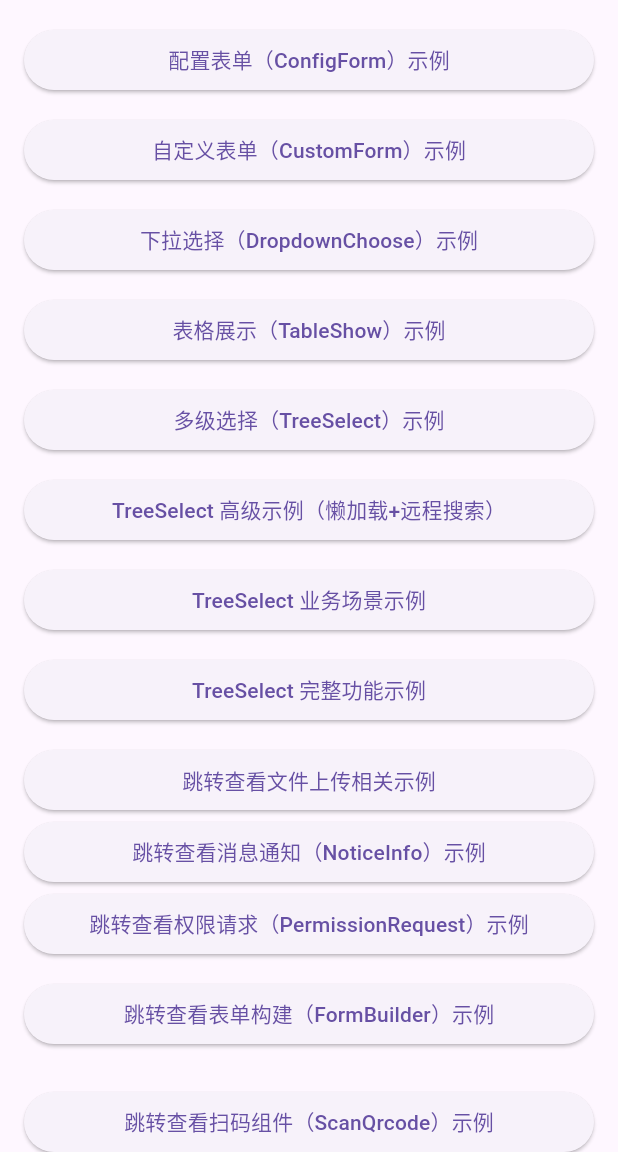
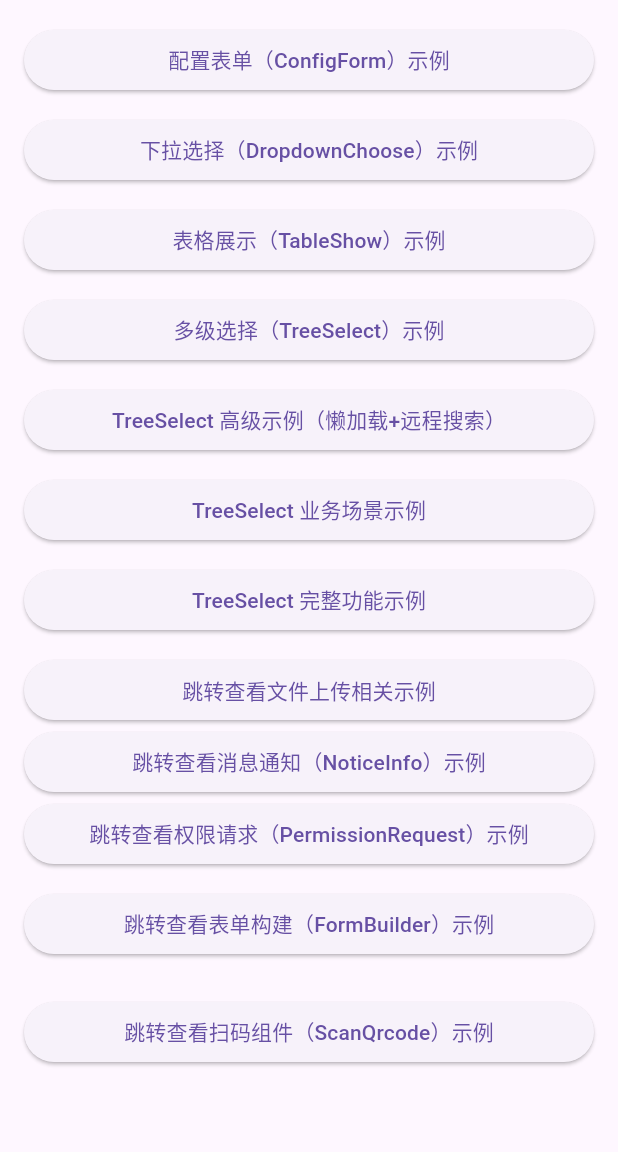
Before and after one commit to yuzhido/simple_ui_for_flutter, a Flutter app: the screen it shows after launch, on a phone screen of 412 x 824 dp, the part 84-1236 px from its top. Run offline on Flutter 3.47's test engine with Material 3 defaults, Android fonts, the phone set to English and light mode, and no system bars; our stand-ins replace dio, file_picker, flutter_image_compress, image_picker, permission_handler; missing offline and left inert: mobile_scanner.

Commit message:
更新导入

```diff
--- a/example/lib/main.dart
+++ b/example/lib/main.dart
@@ -1,5 +1,4 @@
 import 'package:example/pages/cate_page/config_form_examples.dart';
-import 'package:example/pages/cate_page/custom_form_example.dart';
 import 'package:example/pages/cate_page/dropdown_choose_example.dart';
 import 'package:example/pages/cate_page/file_upload_example.dart';
 import 'package:example/pages/cate_page/form_builder_example.dart';
@@ -54,11 +53,7 @@ class HomePage extends StatelessWidget {
               child: const Text('配置表单（ConfigForm）示例'),
             ),
             const SizedBox(height: 12),
-            ElevatedButton(
-              onPressed: () => Navigator.push(context, MaterialPageRoute(builder: (_) => const CustomFormExamplePage())),
-              child: const Text('自定义表单（CustomForm）示例'),
-            ),
-            const SizedBox(height: 12),
+
             ElevatedButton(
               onPressed: () => Navigator.push(context, MaterialPageRoute(builder: (_) => const DropdownChooseExamplePage())),
               child: const Text('下拉选择（DropdownChoose）示例'),
--- a/example/lib/pages/config_form_example/index.dart
+++ b/example/lib/pages/config_form_example/index.dart
@@ -1,8 +1,5 @@
 import 'package:flutter/material.dart';
-import 'package:simple_ui/models/config_form_model.dart';
-import 'package:simple_ui/models/field_configs.dart';
 import 'package:simple_ui/simple_ui.dart';
-import 'package:simple_ui/src/config_form/config_form_controller.dart';
 
 class ConfigFormExamplePage extends StatefulWidget {
   const ConfigFormExamplePage({super.key});
--- a/lib/models/index.dart
+++ b/lib/models/index.dart
@@ -3,4 +3,4 @@ export 'tree_node.dart';
 export 'upload_result.dart';
 export 'file_upload.dart';
 export 'field_configs.dart';
-export 'config_form_model.dart';
+export 'form_config.dart';
--- a/lib/src/config_form/config_form_controller.dart
+++ b/lib/src/config_form/config_form_controller.dart
@@ -1,5 +1,5 @@
 import 'package:flutter/material.dart';
-import 'package:simple_ui/models/config_form_model.dart';
+import 'package:simple_ui/models/form_type.dart';
 import 'utils/data_conversion_utils.dart';
 
 class ConfigFormController {
--- a/lib/src/config_form/index.dart
+++ b/lib/src/config_form/index.dart
@@ -1,5 +1,6 @@
 import 'package:flutter/material.dart';
-import '../../models/config_form_model.dart';
+import 'package:simple_ui/models/form_config.dart';
+import 'package:simple_ui/models/form_type.dart';
 import 'widgets/field_factory.dart';
 import 'config_form_controller.dart';
 import 'utils/data_conversion_utils.dart';
--- a/lib/src/config_form/utils/data_conversion_utils.dart
+++ b/lib/src/config_form/utils/data_conversion_utils.dart
@@ -1,4 +1,4 @@
-import 'package:simple_ui/models/config_form_model.dart';
+import 'package:simple_ui/models/form_type.dart';
 
 /// 数据转换工具类
 /// 统一处理表单字段的数据类型转换
--- a/lib/src/config_form/utils/validation_utils.dart
+++ b/lib/src/config_form/utils/validation_utils.dart
@@ -1,5 +1,6 @@
-import 'package:simple_ui/models/config_form_model.dart';
+import 'package:simple_ui/models/form_config.dart';
 import 'package:simple_ui/models/field_configs.dart';
+import 'package:simple_ui/models/form_type.dart';
 
 class ValidationUtils {
   /// 获取字段的验证器
--- a/lib/src/config_form/widgets/base_field_widget.dart
+++ b/lib/src/config_form/widgets/base_field_widget.dart
@@ -1,5 +1,5 @@
 import 'package:flutter/material.dart';
-import '../../../models/config_form_model.dart';
+import 'package:simple_ui/models/form_config.dart';
 // 移除实时校验依赖，统一提交时校验
 
 abstract class BaseFieldWidget extends StatefulWidget {
--- a/lib/src/config_form/widgets/checkbox_field_widget.dart
+++ b/lib/src/config_form/widgets/checkbox_field_widget.dart
@@ -1,10 +1,10 @@
 import 'package:flutter/material.dart';
 import 'package:simple_ui/models/field_configs.dart';
 import 'package:simple_ui/models/select_data.dart';
-import 'package:simple_ui/models/config_form_model.dart';
 import 'package:simple_ui/src/config_form/utils/basic_style.dart';
 import 'package:simple_ui/src/config_form/utils/validation_utils.dart';
 import 'package:simple_ui/src/config_form/utils/data_conversion_utils.dart';
+import 'package:simple_ui/models/form_type.dart';
 import 'base_field_widget.dart';
 
 class CheckboxFieldWidget<T> extends BaseFieldWidget {
--- a/lib/src/config_form/widgets/field_factory.dart
+++ b/lib/src/config_form/widgets/field_factory.dart
@@ -1,5 +1,6 @@
 import 'package:flutter/material.dart';
-import 'package:simple_ui/models/config_form_model.dart';
+import 'package:simple_ui/models/form_config.dart';
+import 'package:simple_ui/models/form_type.dart';
 import 'text_field_widget.dart';
 import 'textarea_field_widget.dart';
 import 'number_field_widget.dart';
--- a/lib/src/config_form/widgets/radio_field_widget.dart
+++ b/lib/src/config_form/widgets/radio_field_widget.dart
@@ -1,9 +1,9 @@
 import 'package:flutter/material.dart';
 import 'package:simple_ui/models/field_configs.dart';
-import 'package:simple_ui/models/config_form_model.dart';
 import 'package:simple_ui/src/config_form/utils/basic_style.dart';
 import 'package:simple_ui/src/config_form/utils/validation_utils.dart';
 import 'package:simple_ui/src/config_form/utils/data_conversion_utils.dart';
+import 'package:simple_ui/models/form_type.dart';
 import 'base_field_widget.dart';
 
 class RadioFieldWidget<T> extends BaseFieldWidget {
--- a/lib/src/config_form/widgets/select_field_widget.dart
+++ b/lib/src/config_form/widgets/select_field_widget.dart
@@ -1,8 +1,8 @@
 import 'package:flutter/material.dart';
 import 'package:simple_ui/models/field_configs.dart';
-import 'package:simple_ui/models/config_form_model.dart';
 import 'package:simple_ui/src/config_form/utils/validation_utils.dart';
 import 'package:simple_ui/src/config_form/utils/data_conversion_utils.dart';
+import 'package:simple_ui/models/form_type.dart';
 import 'package:simple_ui/src/widgets/dropdown_container.dart';
 import 'base_field_widget.dart';
 
--- a/lib/src/config_form/widgets/tree_select_field_widget.dart
+++ b/lib/src/config_form/widgets/tree_select_field_widget.dart
@@ -1,7 +1,7 @@
 import 'package:flutter/material.dart';
 import 'package:simple_ui/models/select_data.dart';
 import 'package:simple_ui/models/field_configs.dart';
-import 'package:simple_ui/models/config_form_model.dart';
+import 'package:simple_ui/models/form_type.dart';
 import 'package:simple_ui/src/tree_select/index.dart';
 import 'package:simple_ui/src/config_form/utils/validation_utils.dart';
 import 'package:simple_ui/src/config_form/utils/data_conversion_utils.dart';
@@ -42,7 +42,7 @@ class TreeSelectFieldWidget<T> extends BaseFieldWidget {
               crossAxisAlignment: CrossAxisAlignment.start,
               children: [
                 TreeSelect<T>(
-                  key: ValueKey('treeselect_${config.name}_$currentValue'), // 使用key强制重新创建组件
+                  key: ValueKey('treeSelect_${config.name}_$currentValue'), // 使用key强制重新创建组件
                   defaultValue: structuredDefault,
                   options: treeConfig.options,
                   multiple: treeConfig.multiple,
```
Also changed, not shown: lib/models/form_config.dart (renamed from lib/models/config_form_model.dart, +1 -32 lines), lib/models/form_type.dart (added, +31 -0 lines), lib/src/config_form/widgets/dropdown_field_widget.dart (+13 -16 lines), example/pubspec.lock.
